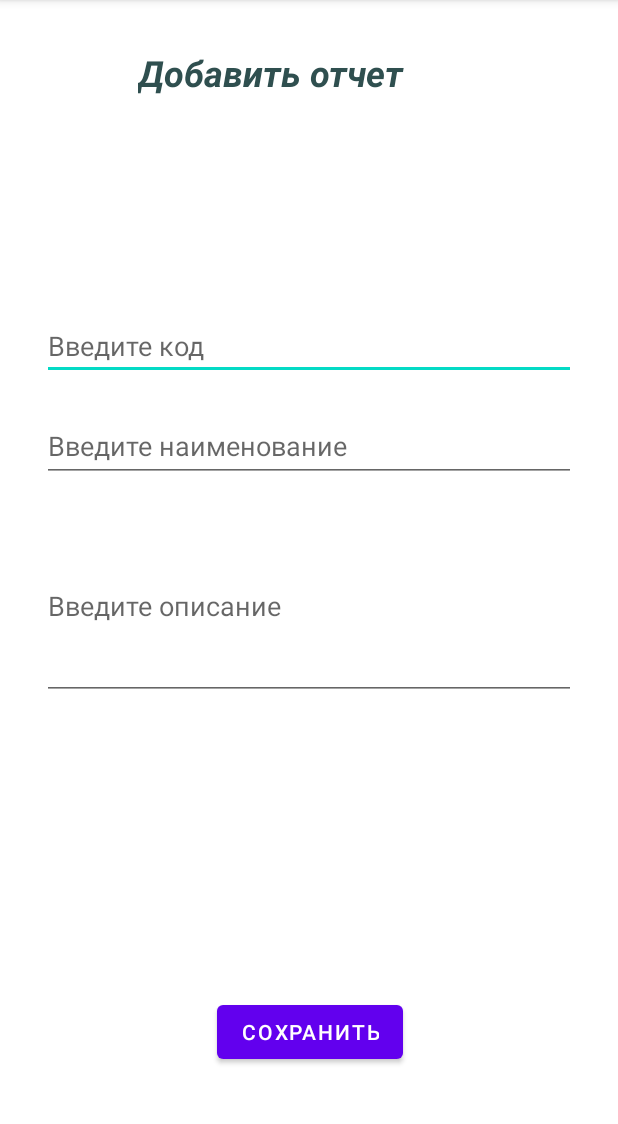
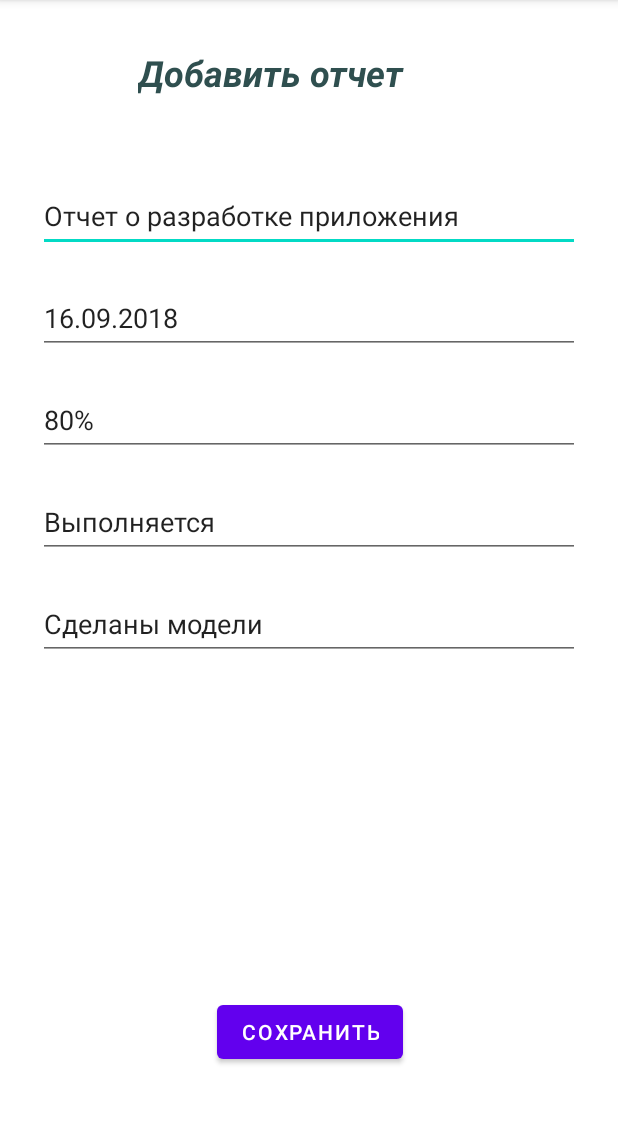
Before and after one commit to fa-software-engineering/client-android, an Android app: the ReportAddActivity screen opened directly, with no data from a screen before it, on a phone screen of 412 x 824 dp, the part 84-1208 px from its top. Run offline under Robolectric (Android 15) with nearby library versions, the phone set to English and light mode, and no system bars.

Commit message:
Отчеты есть

```diff
--- a/app/src/main/java/com/example/company_application/view/staff/StaffActivity.kt
+++ b/app/src/main/java/com/example/company_application/view/staff/StaffActivity.kt
@@ -23,7 +23,7 @@ class StaffActivity : AppCompatActivity() {
         staff_listView.adapter = adapter;
 
         listItems.add("Иванов Андрей Михайлович")
-        listItems.add("Гроздев Виктор Олегович")
+        listItems.add("Волков Владимир Дмитриевич")
 
         adapter.notifyDataSetChanged()
 
--- a/app/src/main/java/com/example/company_application/view/staff/StaffDetailActivity.kt
+++ b/app/src/main/java/com/example/company_application/view/staff/StaffDetailActivity.kt
@@ -13,8 +13,8 @@ class StaffDetailActivity : AppCompatActivity() {
         //заполение полей из БД
         fio_edit_text.setText("Гриорьев Александр Витальевич")
         depart_edit_text.setText("Отдел разработки")
-        pos_edit_text.setText("Разработчик")
-        grade_edit_text.setText("Старший")
+        pos_edit_text.setText("Старший Android Разработчик")
+        grade_edit_text.setText("Разработчик")
         skills_edit_text.setText("Java, Postman, MVP")
 
         save_personal_staff.setOnClickListener {
--- a/app/src/main/res/layout/activity_project_add.xml
+++ b/app/src/main/res/layout/activity_project_add.xml
@@ -31,6 +31,7 @@
             android:layout_marginTop="28dp"
             android:ems="10"
             android:inputType="textPersonName"
+            android:text="Игра"
             app:layout_constraintStart_toStartOf="parent"
             app:layout_constraintTop_toBottomOf="@+id/textView" />
 
@@ -42,6 +43,7 @@
             android:layout_marginTop="20dp"
             android:ems="10"
             android:inputType="textPersonName"
+            android:text="10.08.2018"
             app:layout_constraintStart_toStartOf="parent"
             app:layout_constraintTop_toBottomOf="@+id/editTextTextPersonName3" />
 
@@ -53,6 +55,7 @@
             android:layout_marginTop="16dp"
             android:ems="10"
             android:inputType="textPersonName"
+            android:text="18.04.2019"
             app:layout_constraintStart_toStartOf="parent"
             app:layout_constraintTop_toBottomOf="@+id/editTextTextPersonName4" />
 
@@ -64,6 +67,7 @@
             android:layout_marginTop="16dp"
             android:ems="10"
             android:inputType="textPersonName"
+            android:text="Java"
             app:layout_constraintStart_toStartOf="parent"
             app:layout_constraintTop_toBottomOf="@+id/editTextTextPersonName7" />
 
@@ -105,6 +109,7 @@
             android:layout_marginTop="24dp"
             android:ems="10"
             android:inputType="textPersonName"
+            android:text="Мирошков Е.В."
             app:layout_constraintStart_toStartOf="parent"
             app:layout_constraintTop_toBottomOf="@+id/editTextTextPersonName5" />
 
--- a/app/src/main/res/layout/activity_report_add.xml
+++ b/app/src/main/res/layout/activity_report_add.xml
@@ -32,42 +32,70 @@
 
     <LinearLayout
         android:id="@+id/activity_report_container"
-        android:layout_width="356dp"
-        android:layout_height="291dp"
+        android:layout_width="361dp"
+        android:layout_height="374dp"
+        android:layout_marginTop="100dp"
         android:orientation="vertical"
-        app:layout_constraintBottom_toBottomOf="parent"
         app:layout_constraintEnd_toEndOf="parent"
         app:layout_constraintStart_toStartOf="parent"
-        app:layout_constraintTop_toTopOf="parent"
-        app:layout_constraintVertical_bias="0.395">
+        app:layout_constraintTop_toTopOf="parent">
 
         <EditText
-            android:id="@+id/activity_report_add_code_textField"
-            android:layout_width="match_parent"
-            android:layout_height="wrap_content"
-            android:layout_marginTop="20dp"
-            android:ems="10"
-            android:hint="@string/activity_report_add_code_textField_hint"
-            android:inputType="textPersonName" />
-
-        <EditText
-            android:id="@+id/activity_report_add_name_textField"
+            android:id="@+id/report_name"
             android:layout_width="match_parent"
             android:layout_height="wrap_content"
             android:layout_marginTop="20dp"
             android:ems="10"
             android:hint="@string/activity_report_add_name_textField_hint"
+            android:text="Отчет о разработке приложения"
             android:inputType="textPersonName"
             android:minHeight="48dp" />
 
         <EditText
-            android:id="@+id/activity_report_add_description_textField"
+            android:id="@+id/report_date"
             android:layout_width="match_parent"
-            android:layout_height="125dp"
+            android:layout_height="wrap_content"
             android:layout_marginTop="20dp"
             android:ems="10"
-            android:hint="@string/activity_report_add_description_textField_hint"
-            android:inputType="textPersonName" />
+            android:hint="Введите дату"
+            android:text="16.09.2018"
+            android:inputType="textPersonName"
+            android:minHeight="48dp"
+            tools:ignore="TextFields" />
+
+        <EditText
+            android:id="@+id/report_percent"
+            android:layout_width="match_parent"
+            android:layout_height="wrap_content"
+            android:layout_marginTop="20dp"
+            android:ems="10"
+            android:hint="Введите процент выполнения"
+            android:text="80%"
+            android:inputType="textPersonName"
+            android:minHeight="48dp" />
+
+        <EditText
+            android:id="@+id/report_desc"
+            android:layout_width="match_parent"
+            android:layout_height="wrap_content"
+            android:layout_marginTop="20dp"
+            android:ems="10"
+            android:hint="Введите описание проделанной работы"
+            android:text="Выполняется"
+            android:inputType="textPersonName"
+            android:minHeight="48dp" />
+
+        <EditText
+            android:id="@+id/report_result"
+            android:layout_width="match_parent"
+            android:layout_height="wrap_content"
+            android:layout_marginTop="20dp"
+            android:ems="10"
+            android:hint="Введите результаты"
+            android:text="Сделаны модели"
+            android:inputType="textPersonName"
+            android:minHeight="48dp" />
+
     </LinearLayout>
 
 </androidx.constraintlayout.widget.ConstraintLayout>
--- a/app/src/main/res/layout/activity_staff_detail.xml
+++ b/app/src/main/res/layout/activity_staff_detail.xml
@@ -88,6 +88,7 @@
         android:layout_marginTop="28dp"
         android:ems="10"
         android:inputType="textPersonName"
+        android:text="Гроздев Виктор Олегович"
         app:layout_constraintStart_toEndOf="@+id/textView4"
         app:layout_constraintTop_toBottomOf="@+id/textView" />
 
@@ -99,6 +100,7 @@
         android:layout_marginTop="10dp"
         android:ems="10"
         android:inputType="textPersonName"
+        android:text="Отдел разработки"
         app:layout_constraintStart_toEndOf="@+id/textView5"
         app:layout_constraintTop_toBottomOf="@+id/fio_edit_text" />
 
@@ -109,6 +111,7 @@
         android:layout_marginStart="15dp"
         android:layout_marginTop="12dp"
         android:ems="10"
+        android:text="Старший Android Разработчик"
         android:inputType="textPersonName"
         app:layout_constraintStart_toEndOf="@+id/textView6"
         app:layout_constraintTop_toBottomOf="@+id/depart_edit_text" />
@@ -120,6 +123,7 @@
         android:layout_marginStart="15dp"
         android:layout_marginTop="13dp"
         android:ems="10"
+        android:text="Разработчик"
         android:inputType="textPersonName"
         app:layout_constraintStart_toEndOf="@+id/textView7"
         app:layout_constraintTop_toBottomOf="@+id/pos_edit_text" />
@@ -132,6 +136,7 @@
         android:layout_marginTop="11dp"
         android:ems="10"
         android:inputType="textPersonName"
+        android:text="Java, Postman, MVP"
         app:layout_constraintStart_toEndOf="@+id/tv"
         app:layout_constraintTop_toBottomOf="@+id/grade_edit_text" />
 
```
Also changed, not shown: app/src/main/java/com/example/company_application/view/project/ProjectAddActivity.kt (+0 -12 lines), app/src/main/java/com/example/company_application/view/report/ReportAddActivity.kt (+0 -12 lines), app/src/main/java/com/example/company_application/view/report/ReportsActivity.kt (+9 -14 lines), app/src/main/res/layout/activity_report_detail.xml (+93 -11 lines).
